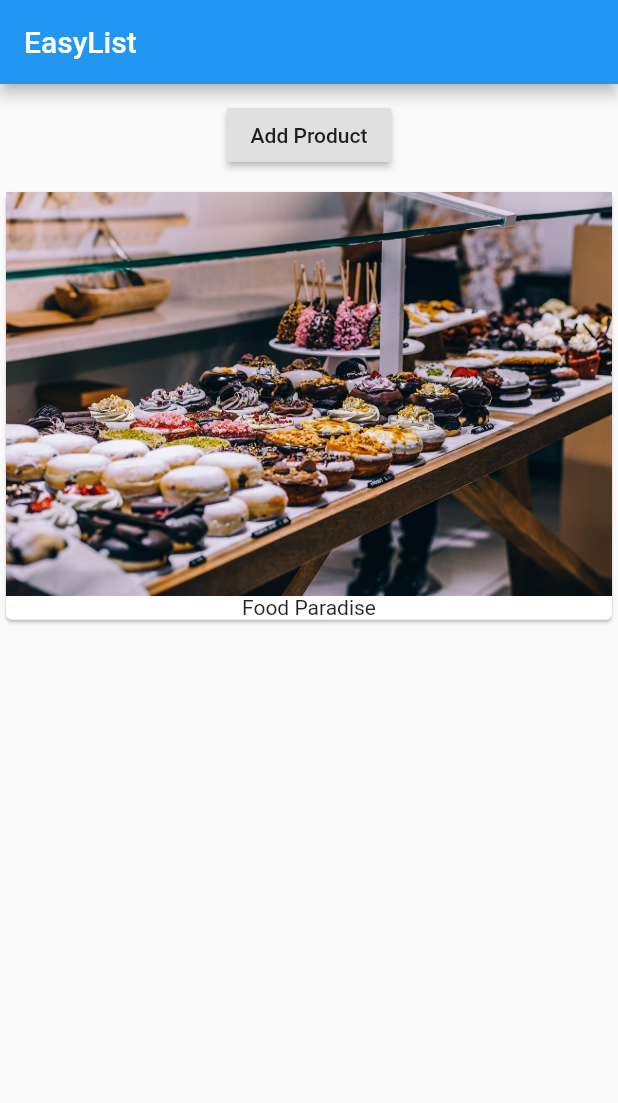
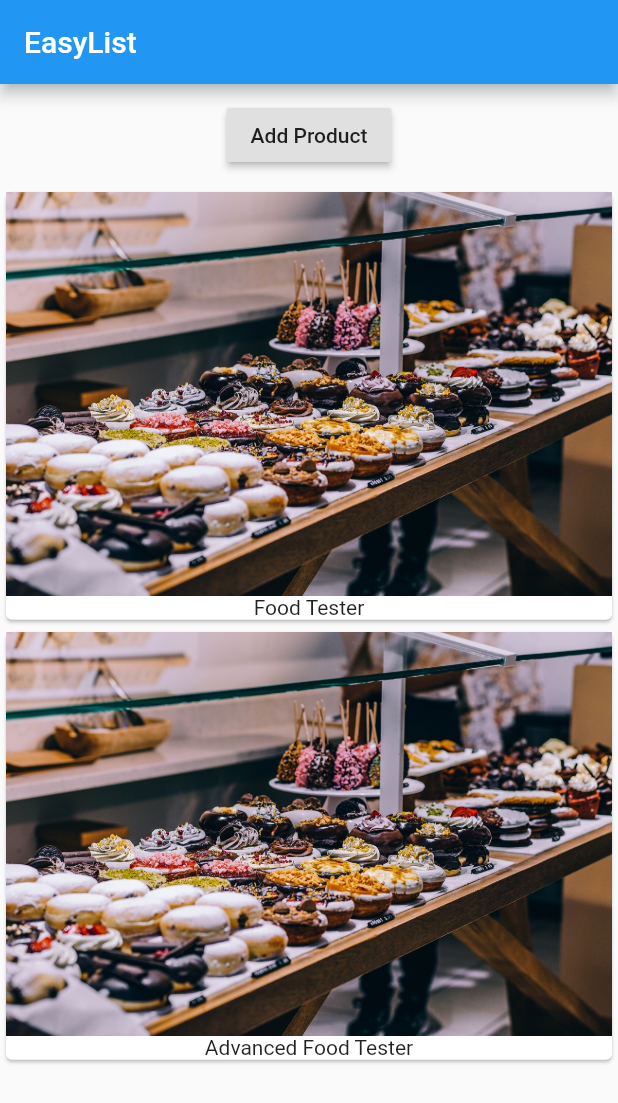
Before and after one commit to yipivan/flutter-course, a Flutter app: the screen it shows after launch, after a tap on "Add Product", on a phone screen of 412 x 824 dp. Shown: the top 1103 px of the screen. Run offline on Flutter 3.47's test engine with Material 2 defaults, Android fonts, the phone set to English and light mode, and no system bars.

Commit message:
lecture 29

```diff
--- a/lib/main.dart
+++ b/lib/main.dart
@@ -11,6 +11,10 @@ class MyApp extends StatefulWidget {
 }
 
 class _MyAppState extends State<MyApp> {
+  List<String> _products = [
+    'Food Tester',
+  ];
+
   @override
   Widget build(context) {
     return MaterialApp(
@@ -22,16 +26,28 @@ class _MyAppState extends State<MyApp> {
           children: [
             Container(
               margin: EdgeInsets.all(10.0),
-              child: RaisedButton(onPressed: () {}, child: Text('Add Product')),
+              child: RaisedButton(
+                  onPressed: () {
+                    setState(() {
+                      _products.add('Advanced Food Tester');
+                      print(_products);
+                    });
+                  },
+                  child: Text('Add Product')),
             ),
-            Card(
+            Column(
+                children: _products
+                    .map(
+                      (product) => Card(
                             child: Column(
                               children: <Widget>[
                                 Image.asset('assets/food.jpg'),
-                  Text('Food Paradise')
+                                Text(product)
                               ],
                             ),
                           ),
+                    )
+                    .toList())
           ],
         ),
       ),
```
Lines whose indentation alone changed are shown as unchanged.
